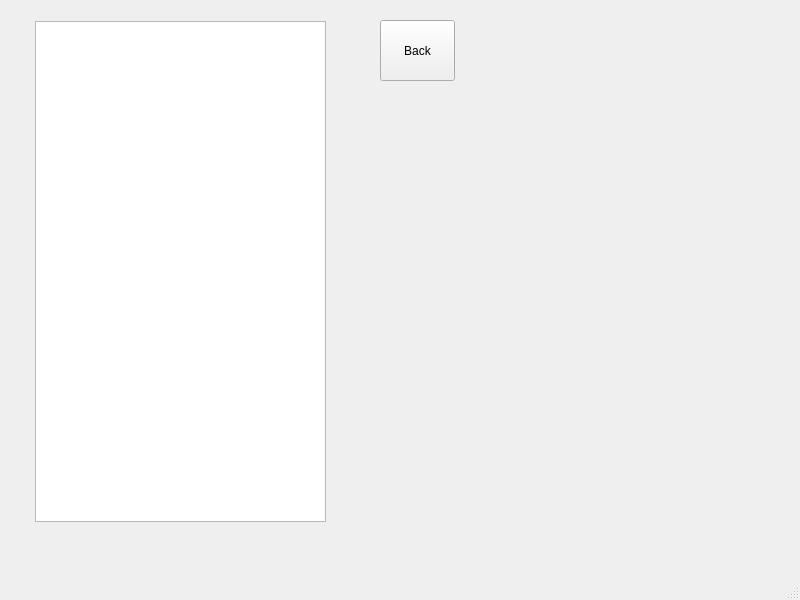
Above: output_window.ui from chelseaessam/Scanner before the change. Below: the same form after it.
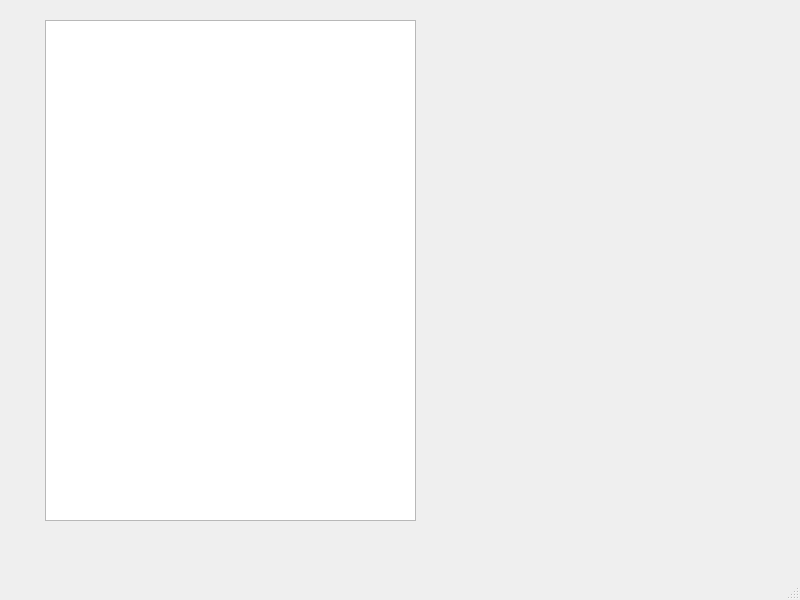
That is the form after the change.

Commit message: table display , comments handling

```diff
--- a/output_window.ui
+++ b/output_window.ui
@@ -14,25 +14,12 @@
    <string>MainWindow</string>
   </property>
   <widget class="QWidget" name="centralwidget">
-   <widget class="QPushButton" name="pushButton">
+   <widget class="QTableWidget" name="tableWidget">
     <property name="geometry">
      <rect>
-      <x>380</x>
+      <x>45</x>
       <y>20</y>
-      <width>75</width>
-      <height>61</height>
-     </rect>
-    </property>
-    <property name="text">
-     <string>Back</string>
-    </property>
-   </widget>
-   <widget class="QListWidget" name="mylist">
-    <property name="geometry">
-     <rect>
-      <x>35</x>
-      <y>21</y>
-      <width>291</width>
+      <width>371</width>
       <height>501</height>
      </rect>
     </property>
```
The commit also changes 3 other files.
